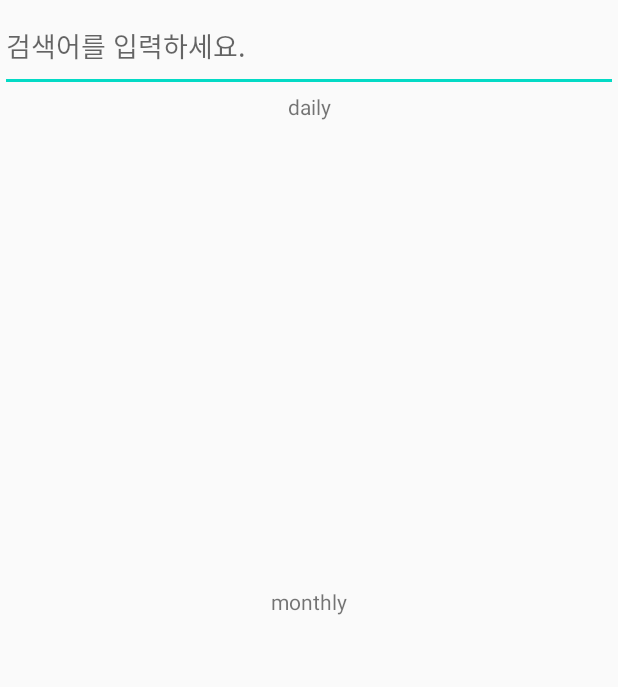
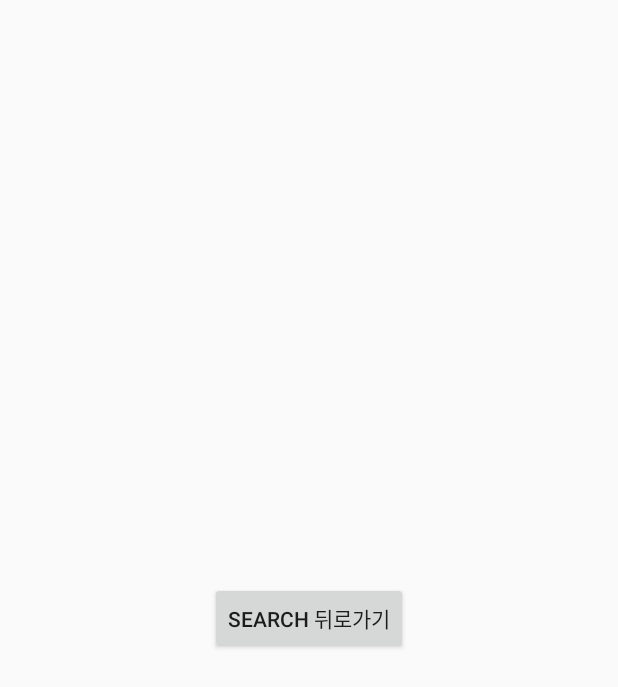
Before and after one commit to HCH96/mpp_master, an Android app: the layout search.xml on its own in the app's theme, with its tools: preview values and no code run, on a phone screen of 412 x 824 dp. Shown: the top 687 px of the screen. Run offline under Robolectric (Android 15) with nearby library versions, the phone set to English and light mode, and no system bars.

Commit message:
Add files via upload

```diff
--- a/MobileProgrammingProjectVer3-fire--master/app/src/main/res/layout/search.xml
+++ b/MobileProgrammingProjectVer3-fire--master/app/src/main/res/layout/search.xml
@@ -1,48 +1,17 @@
 <?xml version="1.0" encoding="utf-8"?>
 <androidx.constraintlayout.widget.ConstraintLayout xmlns:android="http://schemas.android.com/apk/res/android"
+    xmlns:app="http://schemas.android.com/apk/res-auto"
     android:layout_width="match_parent"
     android:layout_height="match_parent">
 
-    <LinearLayout
-        android:layout_width="match_parent"
-        android:layout_height="match_parent"
-        android:orientation="vertical">
-
-        <EditText
-            android:id="@+id/editSearch"
-            android:layout_width="match_parent"
-            android:layout_height="61dp"
-            android:hint="검색어를 입력하세요." />
-
-        <TextView
-            android:id="@+id/textView23"
-            android:layout_width="match_parent"
-            android:layout_height="30dp"
-            android:gravity="center_horizontal"
-            android:text="daily" />
-
-        <ListView
-            android:id="@+id/listView"
-            android:layout_width="match_parent"
-            android:layout_height="300dp"
-            android:divider="#999999"
-            android:dividerHeight="1dp">
-        </ListView>
-
-        <TextView
-            android:id="@+id/textView22"
-            android:layout_width="match_parent"
-            android:layout_height="30dp"
-            android:gravity="center_horizontal"
-            android:text="monthly" />
-
-        <ListView
-            android:id="@+id/listView2"
-            android:layout_width="match_parent"
-            android:layout_height="300dp"
-            android:divider="#999999"
-            android:dividerHeight="1dp"></ListView>
-
-
-    </LinearLayout>
+    <Button
+        android:id="@+id/button3"
+        android:layout_width="wrap_content"
+        android:layout_height="wrap_content"
+        android:onClick="goToMain"
+        android:text="search 뒤로가기"
+        app:layout_constraintBottom_toBottomOf="parent"
+        app:layout_constraintEnd_toEndOf="parent"
+        app:layout_constraintStart_toStartOf="parent"
+        app:layout_constraintTop_toTopOf="parent" />
 </androidx.constraintlayout.widget.ConstraintLayout>
```
Also changed, not shown: MobileProgrammingProjectVer3-fire--master/app/src/main/res/layout/secondpage.xml (+10 -7 lines), MobileProgrammingProjectVer3-fire--master/app/src/main/res/layout/thirdpage.xml (+13 -0 lines), MobileProgrammingProjectVer3-fire--master/app/src/main/res/layout/activity_main.xml (line endings or trailing spaces), MobileProgrammingProjectVer3-fire--master/app/src/main/res/layout/calendarpopup.xml (line endings or trailing spaces), MobileProgrammingProjectVer3-fire--master/app/src/main/res/layout/calender.xml (line endings or trailing spaces), MobileProgrammingProjectVer3-fire--master/app/src/main/res/layout/category_spinner_custom.xml (line endings or trailing spaces), MobileProgrammingProjectVer3-fire--master/app/src/main/res/layout/firstpage.xml (line endings or trailing spaces), MobileProgrammingProjectVer3-fire--master/app/src/main/res/layout/login.xml (line endings or trailing spaces), MobileProgrammingProjectVer3-fire--master/app/src/main/res/layout/monthlypopup.xml (line endings or trailing spaces), MobileProgrammingProjectVer3-fire--master/app/src/main/res/layout/register.xml (line endings or trailing spaces), MobileProgrammingProjectVer3-fire--master/app/src/main/res/layout/stats.xml (line endings or trailing spaces), MobileProgrammingProjectVer3-fire--master/app/src/main/res/layout/status_popup.xml (line endings or trailing spaces), MobileProgrammingProjectVer3-fire--master/app/src/main/res/layout/todo_popup.xml (line endings or trailing spaces), MobileProgrammingProjectVer3-fire--master/app/src/main/res/layout/todolist_layout.xml (line endings or trailing spaces).
